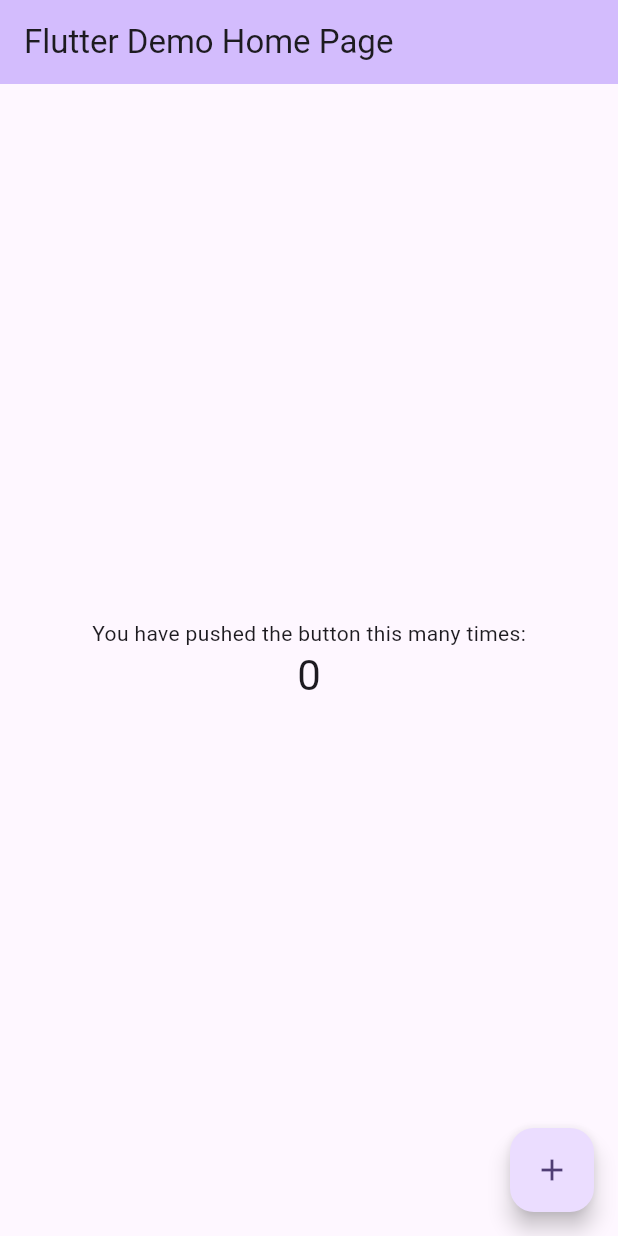
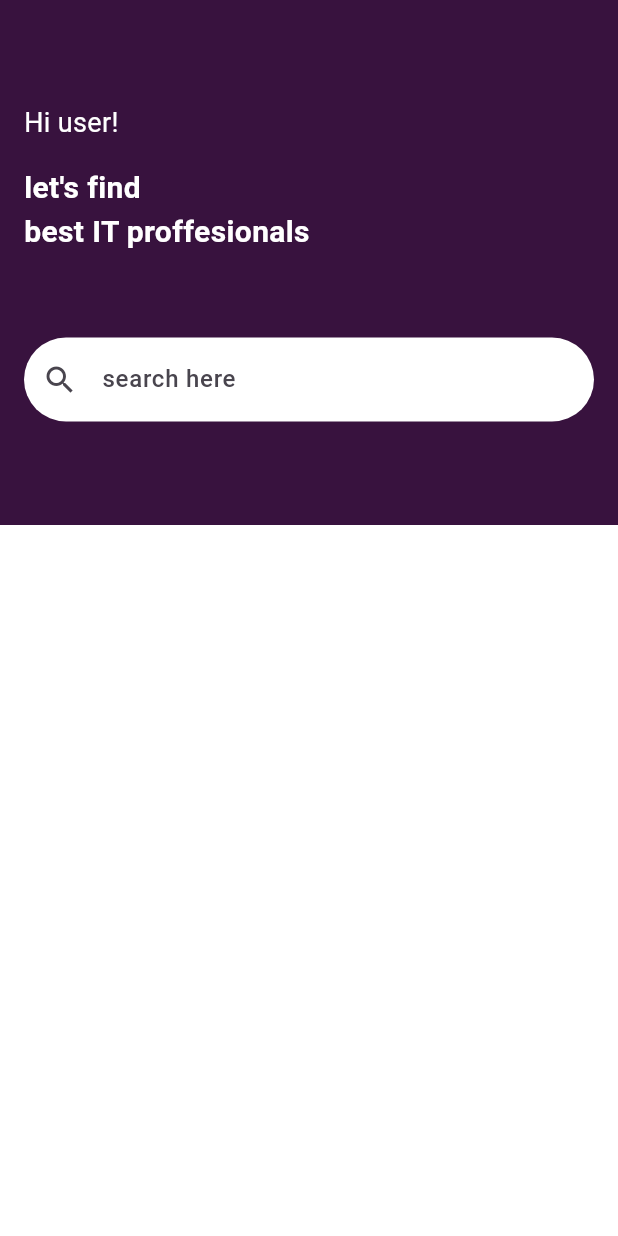
Before and after one commit to Messy-guy/my_firstapp, a Flutter app: the screen it shows after launch, on a phone screen of 412 x 824 dp. Run offline on Flutter 3.47's test engine with Material 3 defaults, Android fonts, the phone set to English and light mode, and no system bars.

Commit message:
built my first app in flutter

```diff
--- /dev/null
+++ b/lib/home.dart
@@ -0,0 +1,55 @@
+// ignore_for_file: prefer_const_constructors, prefer_const_literals_to_create_immutables
+
+import 'package:flutter/material.dart';
+
+class HomePage extends StatelessWidget {
+  const HomePage({super.key});
+
+  @override
+  Widget build(BuildContext context) {
+    return Scaffold(
+      backgroundColor: Colors.white,
+      body: Container(
+        color: Color.fromARGB(255, 56, 18, 62),
+        height: 350 ,
+        width: double.infinity,
+        padding: EdgeInsets.all(16),
+        child: Column(
+          mainAxisAlignment: MainAxisAlignment.center,
+          crossAxisAlignment: CrossAxisAlignment.start,
+          children: [
+            Text('Hi user!',
+            style:TextStyle(
+              color: Colors.white,
+              fontSize: 18
+            ),),
+             SizedBox(height: 16,),
+            Text("let's find\nbest IT proffesionals",
+            style: TextStyle(
+              color: Colors.white,
+              fontSize: 20,
+              fontWeight :FontWeight.bold,
+            ),),
+            SizedBox(height: 56,),
+            TextField(
+              decoration: InputDecoration(
+                filled: true,
+                fillColor: Colors.white,
+                prefixIcon: Icon(Icons.search),
+                hintText: "search here",
+                hintStyle: TextStyle(
+                  fontWeight: FontWeight.w500,
+                ),
+                border: OutlineInputBorder(
+                  borderSide: BorderSide.none,
+                  borderRadius: BorderRadius.all(Radius.circular(60))
+
+                )
+              ),
+            )
+          ],
+        ),
+      ),
+    );
+  }
+}
--- a/lib/main.dart
+++ b/lib/main.dart
@@ -1,4 +1,7 @@
+// ignore_for_file: prefer_const_constructors
+
 import 'package:flutter/material.dart';
+import 'package:my_firstapp/home.dart';
 
 void main() {
   runApp(const MyApp());
@@ -7,119 +10,17 @@
 class MyApp extends StatelessWidget {
   const MyApp({super.key});
 
-  // This widget is the root of your application.
   @override
   Widget build(BuildContext context) {
     return MaterialApp(
       title: 'Flutter Demo',
+      debugShowCheckedModeBanner: false,
       theme: ThemeData(
-        // This is the theme of your application.
-        //
-        // TRY THIS: Try running your application with "flutter run". You'll see
-        // the application has a purple toolbar. Then, without quitting the app,
-        // try changing the seedColor in the colorScheme below to Colors.green
-        // and then invoke "hot reload" (save your changes or press the "hot
-        // reload" button in a Flutter-supported IDE, or press "r" if you used
-        // the command line to start the app).
-        //
-        // Notice that the counter didn't reset back to zero; the application
-        // state is not lost during the reload. To reset the state, use hot
-        // restart instead.
-        //
-        // This works for code too, not just values: Most code changes can be
-        // tested with just a hot reload.
+
         colorScheme: ColorScheme.fromSeed(seedColor: Colors.deepPurple),
         useMaterial3: true,
       ),
-      home: const MyHomePage(title: 'Flutter Demo Home Page'),
+      home: HomePage()
     );
   }
 }
-
-class MyHomePage extends StatefulWidget {
-  const MyHomePage({super.key, required this.title});
-
-  // This widget is the home page of your application. It is stateful, meaning
-  // that it has a State object (defined below) that contains fields that affect
-  // how it looks.
-
-  // This class is the configuration for the state. It holds the values (in this
-  // case the title) provided by the parent (in this case the App widget) and
-  // used by the build method of the State. Fields in a Widget subclass are
-  // always marked "final".
-
-  final String title;
-
-  @override
-  State<MyHomePage> createState() => _MyHomePageState();
-}
-
-class _MyHomePageState extends State<MyHomePage> {
-  int _counter = 0;
-
-  void _incrementCounter() {
-    setState(() {
-      // This call to setState tells the Flutter framework that something has
-      // changed in this State, which causes it to rerun the build method below
-      // so that the display can reflect the updated values. If we changed
-      // _counter without calling setState(), then the build method would not be
-      // called again, and so nothing would appear to happen.
-      _counter++;
-    });
-  }
-
-  @override
-  Widget build(BuildContext context) {
-    // This method is rerun every time setState is called, for instance as done
-    // by the _incrementCounter method above.
-    //
-    // The Flutter framework has been optimized to make rerunning build methods
-    // fast, so that you can just rebuild anything that needs updating rather
-    // than having to individually change instances of widgets.
-    return Scaffold(
-      appBar: AppBar(
-        // TRY THIS: Try changing the color here to a specific color (to
-        // Colors.amber, perhaps?) and trigger a hot reload to see the AppBar
-        // change color while the other colors stay the same.
-        backgroundColor: Theme.of(context).colorScheme.inversePrimary,
-        // Here we take the value from the MyHomePage object that was created by
-        // the App.build method, and use it to set our appbar title.
-        title: Text(widget.title),
-      ),
-      body: Center(
-        // Center is a layout widget. It takes a single child and positions it
-        // in the middle of the parent.
-        child: Column(
-          // Column is also a layout widget. It takes a list of children and
-          // arranges them vertically. By default, it sizes itself to fit its
-          // children horizontally, and tries to be as tall as its parent.
-          //
-          // Column has various properties to control how it sizes itself and
-          // how it positions its children. Here we use mainAxisAlignment to
-          // center the children vertically; the main axis here is the vertical
-          // axis because Columns are vertical (the cross axis would be
-          // horizontal).
-          //
-          // TRY THIS: Invoke "debug painting" (choose the "Toggle Debug Paint"
-          // action in the IDE, or press "p" in the console), to see the
-          // wireframe for each widget.
-          mainAxisAlignment: MainAxisAlignment.center,
-          children: <Widget>[
-            const Text(
-              'You have pushed the button this many times:',
-            ),
-            Text(
-              '$_counter',
-              style: Theme.of(context).textTheme.headlineMedium,
-            ),
-          ],
-        ),
-      ),
-      floatingActionButton: FloatingActionButton(
-        onPressed: _incrementCounter,
-        tooltip: 'Increment',
-        child: const Icon(Icons.add),
-      ), // This trailing comma makes auto-formatting nicer for build methods.
-    );
-  }
-}
```
